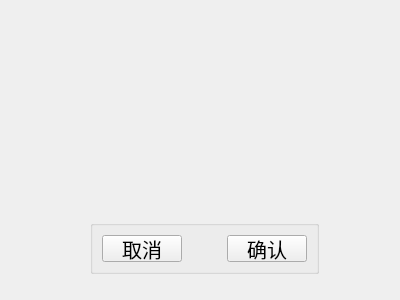
wsh01/batch-feeder, file chengyi_Qt4linux/form_maunal.ui: the form before one commit.
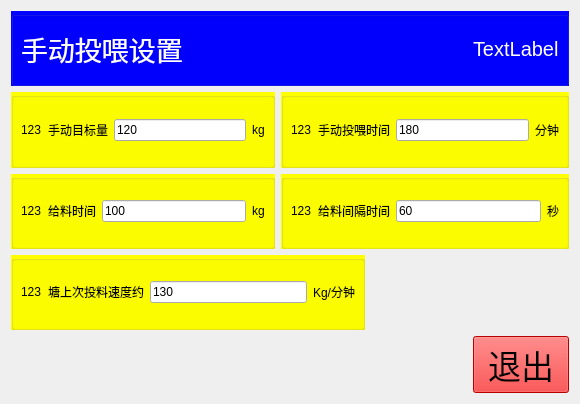
The form after the commit.

Diff of the .ui file:
```diff
--- a/chengyi_Qt4linux/form_maunal.ui
+++ b/chengyi_Qt4linux/form_maunal.ui
@@ -6,65 +6,349 @@
    <rect>
     <x>0</x>
     <y>0</y>
-    <width>400</width>
-    <height>300</height>
+    <width>580</width>
+    <height>404</height>
    </rect>
   </property>
   <property name="windowTitle">
    <string>Form</string>
   </property>
-  <widget class="QGroupBox" name="groupBox">
-   <property name="geometry">
-    <rect>
-     <x>90</x>
-     <y>220</y>
-     <width>229</width>
-     <height>54</height>
-    </rect>
-   </property>
-   <property name="title">
-    <string/>
-   </property>
-   <layout class="QGridLayout" name="gridLayout">
-    <item row="0" column="0">
-     <widget class="QPushButton" name="btn_Cancel">
-      <property name="font">
-       <font>
-        <pointsize>15</pointsize>
-       </font>
-      </property>
-      <property name="text">
-       <string>取消</string>
-      </property>
-     </widget>
-    </item>
-    <item row="0" column="1">
-     <spacer name="horizontalSpacer">
-      <property name="orientation">
-       <enum>Qt::Horizontal</enum>
-      </property>
-      <property name="sizeHint" stdset="0">
-       <size>
-        <width>40</width>
-        <height>20</height>
-       </size>
-      </property>
-     </spacer>
-    </item>
-    <item row="0" column="2">
-     <widget class="QPushButton" name="btn_Confirm">
-      <property name="font">
-       <font>
-        <pointsize>15</pointsize>
-       </font>
-      </property>
-      <property name="text">
-       <string>确认</string>
-      </property>
-     </widget>
-    </item>
-   </layout>
-  </widget>
+  <layout class="QGridLayout" name="gridLayout_7">
+   <item row="1" column="0">
+    <widget class="QGroupBox" name="groupBox_2">
+     <property name="font">
+      <font>
+       <pointsize>15</pointsize>
+      </font>
+     </property>
+     <property name="styleSheet">
+      <string notr="true">QGroupBox{ background-color:rgb(255, 255, 0);} 
+QGroupBox{ margin-top:0px;}
+QGroupBox:title {margin-top: 0px;}</string>
+     </property>
+     <property name="title">
+      <string/>
+     </property>
+     <layout class="QGridLayout" name="gridLayout_2">
+      <item row="0" column="0">
+       <widget class="QLabel" name="label_3">
+        <property name="text">
+         <string>123</string>
+        </property>
+       </widget>
+      </item>
+      <item row="0" column="1">
+       <widget class="QLabel" name="label_4">
+        <property name="text">
+         <string>手动目标量</string>
+        </property>
+       </widget>
+      </item>
+      <item row="0" column="2">
+       <widget class="QLineEdit" name="lineEdit">
+        <property name="text">
+         <string>120</string>
+        </property>
+       </widget>
+      </item>
+      <item row="0" column="3">
+       <widget class="QLabel" name="label_5">
+        <property name="text">
+         <string>kg</string>
+        </property>
+       </widget>
+      </item>
+     </layout>
+    </widget>
+   </item>
+   <item row="1" column="1" colspan="3">
+    <widget class="QGroupBox" name="groupBox_5">
+     <property name="font">
+      <font>
+       <pointsize>15</pointsize>
+      </font>
+     </property>
+     <property name="styleSheet">
+      <string notr="true">QGroupBox{ background-color:rgb(255, 255, 0);} 
+QGroupBox{ margin-top:0px;}
+QGroupBox:title {margin-top: 0px;}</string>
+     </property>
+     <property name="title">
+      <string/>
+     </property>
+     <layout class="QGridLayout" name="gridLayout_3">
+      <item row="0" column="0">
+       <widget class="QLabel" name="label_6">
+        <property name="text">
+         <string>123</string>
+        </property>
+       </widget>
+      </item>
+      <item row="0" column="1">
+       <widget class="QLabel" name="label_7">
+        <property name="text">
+         <string>手动投喂时间</string>
+        </property>
+       </widget>
+      </item>
+      <item row="0" column="2">
+       <widget class="QLineEdit" name="lineEdit_2">
+        <property name="text">
+         <string>180</string>
+        </property>
+       </widget>
+      </item>
+      <item row="0" column="3">
+       <widget class="QLabel" name="label_8">
+        <property name="text">
+         <string>分钟</string>
+        </property>
+       </widget>
+      </item>
+     </layout>
+    </widget>
+   </item>
+   <item row="2" column="0">
+    <widget class="QGroupBox" name="groupBox_3">
+     <property name="font">
+      <font>
+       <pointsize>15</pointsize>
+      </font>
+     </property>
+     <property name="styleSheet">
+      <string notr="true">QGroupBox{ background-color:rgb(255, 255, 0);} 
+QGroupBox{ margin-top:0px;}
+QGroupBox:title {margin-top: 0px;}</string>
+     </property>
+     <property name="title">
+      <string/>
+     </property>
+     <layout class="QGridLayout" name="gridLayout_5">
+      <item row="0" column="0">
+       <widget class="QLabel" name="label_9">
+        <property name="text">
+         <string>123</string>
+        </property>
+       </widget>
+      </item>
+      <item row="0" column="1">
+       <widget class="QLabel" name="label_10">
+        <property name="text">
+         <string>给料时间</string>
+        </property>
+       </widget>
+      </item>
+      <item row="0" column="2">
+       <widget class="QLineEdit" name="lineEdit_3">
+        <property name="text">
+         <string>100</string>
+        </property>
+       </widget>
+      </item>
+      <item row="0" column="3">
+       <widget class="QLabel" name="label_11">
+        <property name="text">
+         <string>kg</string>
+        </property>
+       </widget>
+      </item>
+     </layout>
+    </widget>
+   </item>
+   <item row="2" column="1" colspan="3">
+    <widget class="QGroupBox" name="groupBox_6">
+     <property name="font">
+      <font>
+       <pointsize>15</pointsize>
+      </font>
+     </property>
+     <property name="styleSheet">
+      <string notr="true">QGroupBox{ background-color:rgb(255, 255, 0);} 
+QGroupBox{ margin-top:0px;}
+QGroupBox:title {margin-top: 0px;}</string>
+     </property>
+     <property name="title">
+      <string/>
+     </property>
+     <layout class="QGridLayout" name="gridLayout_4">
+      <item row="0" column="0">
+       <widget class="QLabel" name="label_12">
+        <property name="text">
+         <string>123</string>
+        </property>
+       </widget>
+      </item>
+      <item row="0" column="1">
+       <widget class="QLabel" name="label_13">
+        <property name="text">
+         <string>给料间隔时间</string>
+        </property>
+       </widget>
+      </item>
+      <item row="0" column="2">
+       <widget class="QLineEdit" name="lineEdit_4">
+        <property name="text">
+         <string>60</string>
+        </property>
+       </widget>
+      </item>
+      <item row="0" column="3">
+       <widget class="QLabel" name="label_14">
+        <property name="text">
+         <string>秒</string>
+        </property>
+       </widget>
+      </item>
+     </layout>
+    </widget>
+   </item>
+   <item row="3" column="0" colspan="2">
+    <widget class="QGroupBox" name="groupBox_4">
+     <property name="font">
+      <font>
+       <pointsize>15</pointsize>
+      </font>
+     </property>
+     <property name="styleSheet">
+      <string notr="true">QGroupBox{ background-color:rgb(255, 255, 0);} 
+QGroupBox{ margin-top:0px;}
+QGroupBox:title {margin-top: 0px;}</string>
+     </property>
+     <property name="title">
+      <string/>
+     </property>
+     <layout class="QGridLayout" name="gridLayout_6">
+      <item row="0" column="0">
+       <widget class="QLabel" name="label_15">
+        <property name="text">
+         <string>123</string>
+        </property>
+       </widget>
+      </item>
+      <item row="0" column="1">
+       <widget class="QLabel" name="label_16">
+        <property name="text">
+         <string>塘上次投料速度约</string>
+        </property>
+       </widget>
+      </item>
+      <item row="0" column="2">
+       <widget class="QLineEdit" name="lineEdit_5">
+        <property name="text">
+         <string>130</string>
+        </property>
+       </widget>
+      </item>
+      <item row="0" column="3">
+       <widget class="QLabel" name="label_17">
+        <property name="text">
+         <string>Kg/分钟</string>
+        </property>
+       </widget>
+      </item>
+     </layout>
+    </widget>
+   </item>
+   <item row="3" column="2" colspan="2">
+    <spacer name="horizontalSpacer_2">
+     <property name="orientation">
+      <enum>Qt::Horizontal</enum>
+     </property>
+     <property name="sizeHint" stdset="0">
+      <size>
+       <width>198</width>
+       <height>20</height>
+      </size>
+     </property>
+    </spacer>
+   </item>
+   <item row="4" column="0" colspan="3">
+    <spacer name="horizontalSpacer_3">
+     <property name="orientation">
+      <enum>Qt::Horizontal</enum>
+     </property>
+     <property name="sizeHint" stdset="0">
+      <size>
+       <width>456</width>
+       <height>20</height>
+      </size>
+     </property>
+    </spacer>
+   </item>
+   <item row="4" column="3">
+    <widget class="QPushButton" name="btn_Quit">
+     <property name="font">
+      <font>
+       <pointsize>25</pointsize>
+      </font>
+     </property>
+     <property name="styleSheet">
+      <string notr="true">QPushButton { background-color:rgb(255, 0, 0);} 
+QPushButton:hover { background-color: rgb(255, 50, 0); }</string>
+     </property>
+     <property name="text">
+      <string>退出</string>
+     </property>
+    </widget>
+   </item>
+   <item row="0" column="0" colspan="4">
+    <widget class="QGroupBox" name="groupBox">
+     <property name="styleSheet">
+      <string notr="true">QGroupBox{ background-color:rgb(0, 0, 255);} 
+QGroupBox{ margin-top:0px;}
+QGroupBox:title {margin-top: 0px;}</string>
+     </property>
+     <property name="title">
+      <string/>
+     </property>
+     <layout class="QGridLayout" name="gridLayout">
+      <item row="0" column="0">
+       <widget class="QLabel" name="label">
+        <property name="font">
+         <font>
+          <pointsize>20</pointsize>
+         </font>
+        </property>
+        <property name="styleSheet">
+         <string notr="true">QLabel{color:rgb(255, 255, 255);}</string>
+        </property>
+        <property name="text">
+         <string>手动投喂设置</string>
+        </property>
+       </widget>
+      </item>
+      <item row="0" column="1">
+       <spacer name="horizontalSpacer">
+        <property name="orientation">
+         <enum>Qt::Horizontal</enum>
+        </property>
+        <property name="sizeHint" stdset="0">
+         <size>
+          <width>276</width>
+          <height>20</height>
+         </size>
+        </property>
+       </spacer>
+      </item>
+      <item row="0" column="2">
+       <widget class="QLabel" name="label_Data">
+        <property name="font">
+         <font>
+          <pointsize>15</pointsize>
+         </font>
+        </property>
+        <property name="styleSheet">
+         <string notr="true">QLabel{color:rgb(255, 255, 255);}</string>
+        </property>
+        <property name="text">
+         <string>TextLabel</string>
+        </property>
+       </widget>
+      </item>
+     </layout>
+    </widget>
+   </item>
+  </layout>
  </widget>
  <resources/>
  <connections/>
```
Left out of the diff: 19 changed lines with no effect on the pictures.
